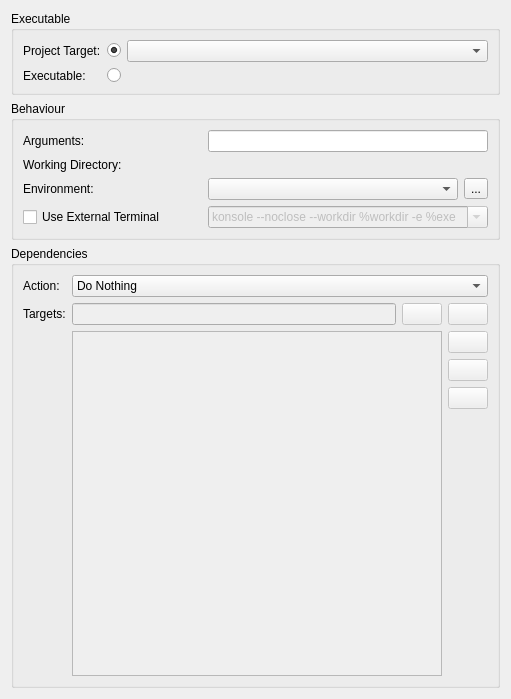
Above: plugins/execute/nativeappconfig.ui from KDE/kdevelop before the change. Below: the same form after it.
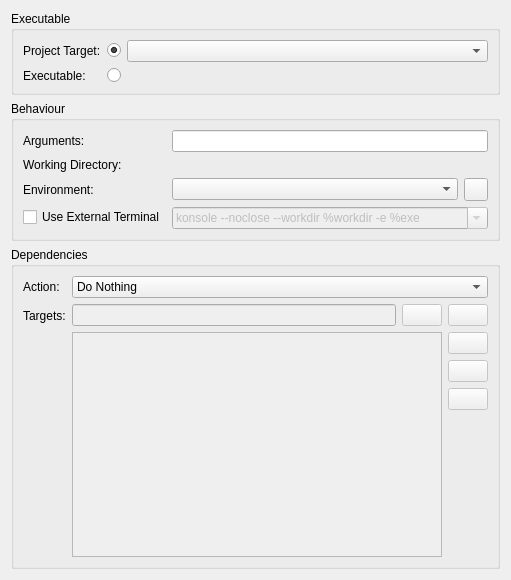
That is the form after the change. Custom widgets are drawn as their Qt base class.

Commit message:
move toolbutton to configure environment into it's own (reusable) class
this showed a problem in the native app config ui which up to now used a grid layout,
instead use a FormLayout as that's what we have there and should have used from the beginning

Patch:
```diff
--- a/plugins/execute/nativeappconfig.ui
+++ b/plugins/execute/nativeappconfig.ui
@@ -7,7 +7,7 @@
     <x>0</x>
     <y>0</y>
     <width>511</width>
-    <height>699</height>
+    <height>580</height>
    </rect>
   </property>
   <layout class="QVBoxLayout" name="verticalLayout">
@@ -16,7 +16,7 @@
      <property name="title">
       <string>Executable</string>
      </property>
-     <layout class="QGridLayout" name="gridLayout">
+     <layout class="QFormLayout" name="formLayout_2">
       <item row="0" column="0">
        <widget class="QLabel" name="label">
         <property name="text">
@@ -28,6 +28,8 @@
        </widget>
       </item>
       <item row="0" column="1">
+       <layout class="QHBoxLayout" name="horizontalLayout_2">
+        <item>
        <widget class="QRadioButton" name="projectTargetRadio">
         <property name="sizePolicy">
          <sizepolicy hsizetype="Maximum" vsizetype="Fixed">
@@ -43,7 +45,7 @@
         </property>
        </widget>
       </item>
-      <item row="0" column="2">
+        <item>
        <widget class="ProjectTargetsComboBox" name="projectTarget">
         <property name="sizePolicy">
          <sizepolicy hsizetype="Expanding" vsizetype="Fixed">
@@ -53,6 +55,8 @@
         </property>
        </widget>
       </item>
+       </layout>
+      </item>
       <item row="1" column="0">
        <widget class="QLabel" name="label_2">
         <property name="text">
@@ -64,6 +68,8 @@
        </widget>
       </item>
       <item row="1" column="1">
+       <layout class="QHBoxLayout" name="horizontalLayout_3">
+        <item>
        <widget class="QRadioButton" name="executableRadio">
         <property name="enabled">
          <bool>true</bool>
@@ -73,7 +79,7 @@
         </property>
        </widget>
       </item>
-      <item row="1" column="2">
+        <item>
        <widget class="KUrlRequester" name="executablePath">
         <property name="enabled">
          <bool>false</bool>
@@ -84,6 +90,8 @@
        </widget>
       </item>
      </layout>
+      </item>
+     </layout>
     </widget>
    </item>
    <item>
@@ -91,7 +99,7 @@
      <property name="title">
       <string>Behaviour</string>
      </property>
-     <layout class="QGridLayout" name="gridLayout_2">
+     <layout class="QFormLayout" name="formLayout">
       <item row="0" column="0">
        <widget class="QLabel" name="label_3">
         <property name="text">
@@ -102,7 +110,7 @@
         </property>
        </widget>
       </item>
-      <item row="0" column="2" colspan="2">
+      <item row="0" column="1">
        <widget class="KLineEdit" name="arguments">
         <property name="toolTip">
          <string>Enter arguments to give to the executable</string>
@@ -122,7 +130,7 @@
         </property>
        </widget>
       </item>
-      <item row="1" column="2" colspan="2">
+      <item row="1" column="1">
        <widget class="KUrlRequester" name="workingDirectory">
         <property name="toolTip">
          <string>Select a working directory for the executable</string>
@@ -142,14 +150,27 @@
         </property>
        </widget>
       </item>
-      <item row="2" column="2">
+      <item row="2" column="1">
+       <layout class="QHBoxLayout" name="horizontalLayout">
+        <item>
        <widget class="KDevelop::EnvironmentSelectionWidget" name="environment">
+          <property name="sizePolicy">
+           <sizepolicy hsizetype="MinimumExpanding" vsizetype="Fixed">
+            <horstretch>0</horstretch>
+            <verstretch>0</verstretch>
+           </sizepolicy>
+          </property>
         <property name="toolTip">
          <string>Select an environment to be used</string>
         </property>
        </widget>
       </item>
-      <item row="4" column="0">
+        <item>
+         <widget class="KDevelop::EnvironmentConfigureButton" name="configureEnvironment"/>
+        </item>
+       </layout>
+      </item>
+      <item row="3" column="0">
        <widget class="QCheckBox" name="runInTerminal">
         <property name="toolTip">
          <string>&lt;p&gt;By default applications will be run in the background and only their output will be displayed in a toolview. This makes it impossible to interact with applications requiring user input from a terminal emulator. To run such applications, you should use an external terminal.&lt;/p&gt;</string>
@@ -159,7 +180,7 @@
         </property>
        </widget>
       </item>
-      <item row="4" column="2" colspan="2">
+      <item row="3" column="1">
        <widget class="KComboBox" name="terminal">
         <property name="enabled">
          <bool>false</bool>
@@ -194,13 +215,6 @@
         </item>
        </widget>
       </item>
-      <item row="2" column="3">
-       <widget class="QToolButton" name="configureEnvironment">
-        <property name="text">
-         <string>...</string>
-        </property>
-       </widget>
-      </item>
      </layout>
     </widget>
    </item>
@@ -209,7 +223,7 @@
      <property name="title">
       <string>Dependencies</string>
      </property>
-     <layout class="QGridLayout" name="gridLayout_3">
+     <layout class="QFormLayout" name="formLayout_3">
       <item row="0" column="0">
        <widget class="QLabel" name="label_8">
         <property name="text">
@@ -220,7 +234,7 @@
         </property>
        </widget>
       </item>
-      <item row="0" column="1" colspan="3">
+      <item row="0" column="1">
        <widget class="KComboBox" name="dependencyAction">
         <property name="toolTip">
          <string>Specifies the action to take for the dependencies before starting the executable.</string>
@@ -259,6 +273,8 @@
        </widget>
       </item>
       <item row="1" column="1">
+       <layout class="QGridLayout" name="gridLayout">
+        <item row="0" column="0">
        <widget class="ProjectItemLineEdit" name="targetDependency">
         <property name="enabled">
          <bool>false</bool>
@@ -274,14 +290,14 @@
         </property>
        </widget>
       </item>
-      <item row="1" column="2">
+        <item row="0" column="1">
        <widget class="QPushButton" name="browseProject">
         <property name="enabled">
          <bool>false</bool>
         </property>
        </widget>
       </item>
-      <item row="1" column="3">
+        <item row="0" column="2">
        <widget class="QPushButton" name="addDependency">
         <property name="enabled">
          <bool>false</bool>
@@ -294,7 +310,7 @@
         </property>
        </widget>
       </item>
-      <item row="2" column="1" rowspan="4" colspan="2">
+        <item row="1" column="0" rowspan="4" colspan="2">
        <widget class="KListWidget" name="dependencies">
         <property name="enabled">
          <bool>false</bool>
@@ -313,7 +329,7 @@
         </property>
        </widget>
       </item>
-      <item row="2" column="3">
+        <item row="1" column="2">
        <widget class="QPushButton" name="removeDependency">
         <property name="enabled">
          <bool>false</bool>
@@ -326,7 +342,7 @@
         </property>
        </widget>
       </item>
-      <item row="3" column="3">
+        <item row="2" column="2">
        <widget class="QPushButton" name="moveDepUp">
         <property name="enabled">
          <bool>false</bool>
@@ -339,7 +355,7 @@
         </property>
        </widget>
       </item>
-      <item row="4" column="3">
+        <item row="3" column="2">
        <widget class="QPushButton" name="moveDepDown">
         <property name="enabled">
          <bool>false</bool>
@@ -352,7 +368,7 @@
         </property>
        </widget>
       </item>
-      <item row="5" column="3">
+        <item row="4" column="2">
        <spacer name="verticalSpacer">
         <property name="orientation">
          <enum>Qt::Vertical</enum>
@@ -366,6 +382,8 @@
        </spacer>
       </item>
      </layout>
+      </item>
+     </layout>
     </widget>
    </item>
   </layout>
@@ -406,6 +424,11 @@
    <extends>QComboBox</extends>
    <header>projecttargetscombobox.h</header>
   </customwidget>
+  <customwidget>
+   <class>KDevelop::EnvironmentConfigureButton</class>
+   <extends>QToolButton</extends>
+   <header>util/environmentconfigurebutton.h</header>
+  </customwidget>
  </customwidgets>
  <tabstops>
   <tabstop>projectTargetRadio</tabstop>
```
Left out of the diff: 2 changed lines with no effect on the pictures. Lines whose indentation alone changed are shown as unchanged. The commit also changes 5 other files.
